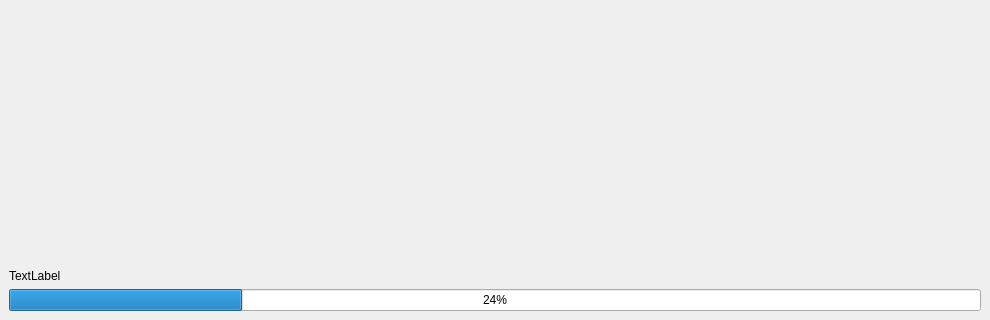
The window that installer/cactus-install-animation/cactusinstallanimationwindow.ui (theCheeseboard/scallop) describes before a commit, drawn with Qt 5; both pictures show x 0 to 990 and y 381 to 701 of the 990 by 701 pixel window.
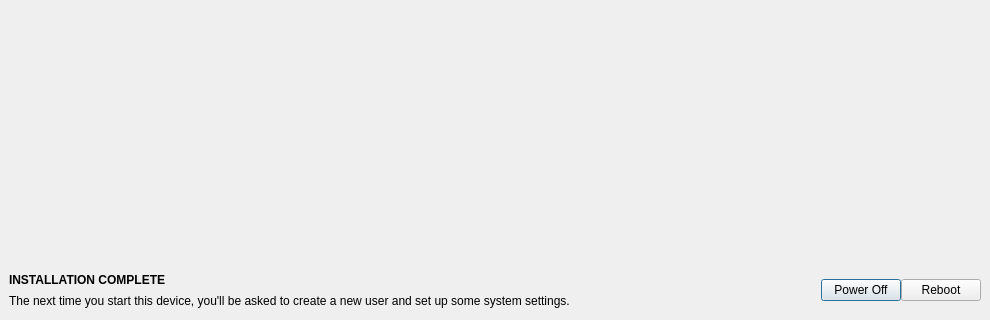
The same window after the commit. The open tabs and pages were chosen to show the change. Icons and pictures are not drawn. Custom widgets are drawn as their Qt base class.

```diff
--- a/installer/cactus-install-animation/cactusinstallanimationwindow.ui
+++ b/installer/cactus-install-animation/cactusinstallanimationwindow.ui
@@ -48,18 +48,110 @@
       <bool>true</bool>
      </property>
      <layout class="QVBoxLayout" name="verticalLayout_2">
+      <property name="spacing">
+       <number>0</number>
+      </property>
+      <property name="leftMargin">
+       <number>0</number>
+      </property>
+      <property name="topMargin">
+       <number>0</number>
+      </property>
+      <property name="rightMargin">
+       <number>0</number>
+      </property>
+      <property name="bottomMargin">
+       <number>0</number>
+      </property>
       <item>
-       <widget class="QLabel" name="installDescription">
-        <property name="text">
-         <string notr="true">TextLabel</string>
+       <widget class="tStackedWidget" name="stackedWidget">
+        <property name="sizePolicy">
+         <sizepolicy hsizetype="Preferred" vsizetype="Fixed">
+          <horstretch>0</horstretch>
+          <verstretch>0</verstretch>
+         </sizepolicy>
         </property>
-       </widget>
-      </item>
-      <item>
-       <widget class="QProgressBar" name="progressBar">
-        <property name="value">
-         <number>24</number>
+        <property name="currentIndex">
+         <number>0</number>
         </property>
+        <widget class="QWidget" name="installingPage">
+         <layout class="QVBoxLayout" name="verticalLayout_3">
+          <item>
+           <widget class="QLabel" name="installDescription">
+            <property name="text">
+             <string notr="true">TextLabel</string>
+            </property>
+           </widget>
+          </item>
+          <item>
+           <widget class="QProgressBar" name="progressBar">
+            <property name="value">
+             <number>24</number>
+            </property>
+           </widget>
+          </item>
+         </layout>
+        </widget>
+        <widget class="QWidget" name="installCompletePage">
+         <layout class="QHBoxLayout" name="horizontalLayout">
+          <property name="spacing">
+           <number>0</number>
+          </property>
+          <item>
+           <layout class="QVBoxLayout" name="verticalLayout_4">
+            <item>
+             <widget class="QLabel" name="label_2">
+              <property name="font">
+               <font>
+                <weight>75</weight>
+                <bold>true</bold>
+               </font>
+              </property>
+              <property name="text">
+               <string>INSTALLATION COMPLETE</string>
+              </property>
+             </widget>
+            </item>
+            <item>
+             <widget class="QLabel" name="label">
+              <property name="sizePolicy">
+               <sizepolicy hsizetype="Expanding" vsizetype="Preferred">
+                <horstretch>0</horstretch>
+                <verstretch>0</verstretch>
+               </sizepolicy>
+              </property>
+              <property name="text">
+               <string>The next time you start this device, you'll be asked to create a new user and set up some system settings.</string>
+              </property>
+              <property name="wordWrap">
+               <bool>true</bool>
+              </property>
+             </widget>
+            </item>
+           </layout>
+          </item>
+          <item>
+           <widget class="QPushButton" name="powerOffButton">
+            <property name="text">
+             <string>Power Off</string>
+            </property>
+            <property name="icon">
+             <iconset theme="system-shutdown"/>
+            </property>
+           </widget>
+          </item>
+          <item>
+           <widget class="QPushButton" name="rebootButton">
+            <property name="text">
+             <string>Reboot</string>
+            </property>
+            <property name="icon">
+             <iconset theme="system-reboot"/>
+            </property>
+           </widget>
+          </item>
+         </layout>
+        </widget>
        </widget>
       </item>
      </layout>
@@ -67,6 +159,14 @@
    </item>
   </layout>
  </widget>
+ <customwidgets>
+  <customwidget>
+   <class>tStackedWidget</class>
+   <extends>QStackedWidget</extends>
+   <header location="global">tstackedwidget.h</header>
+   <container>1</container>
+  </customwidget>
+ </customwidgets>
  <resources/>
  <connections/>
 </ui>
```
